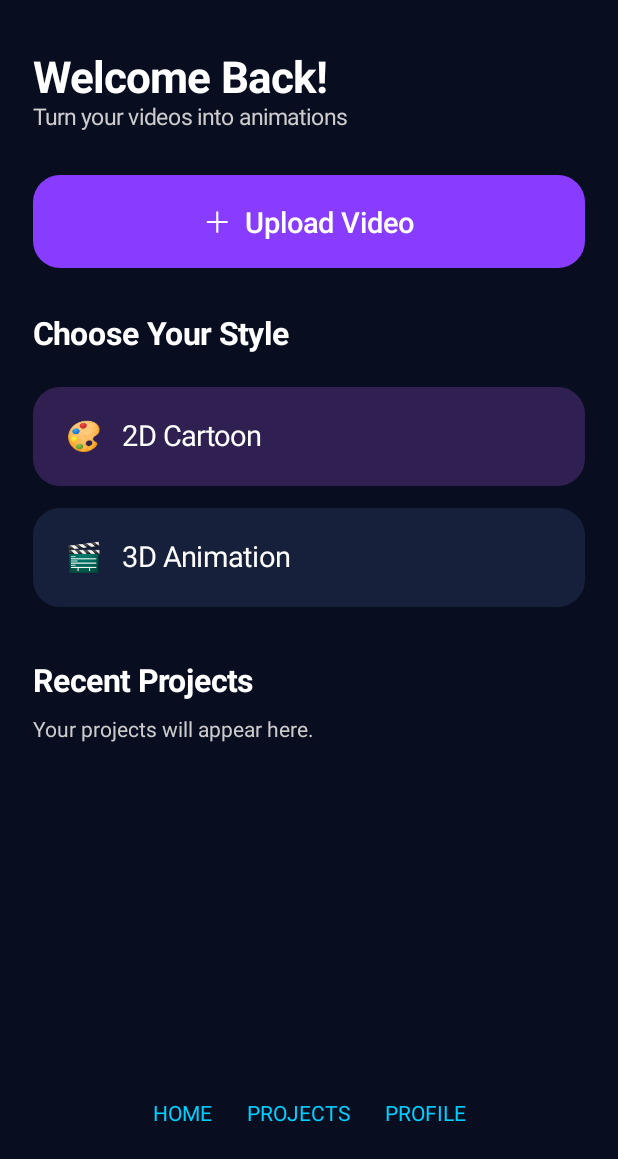
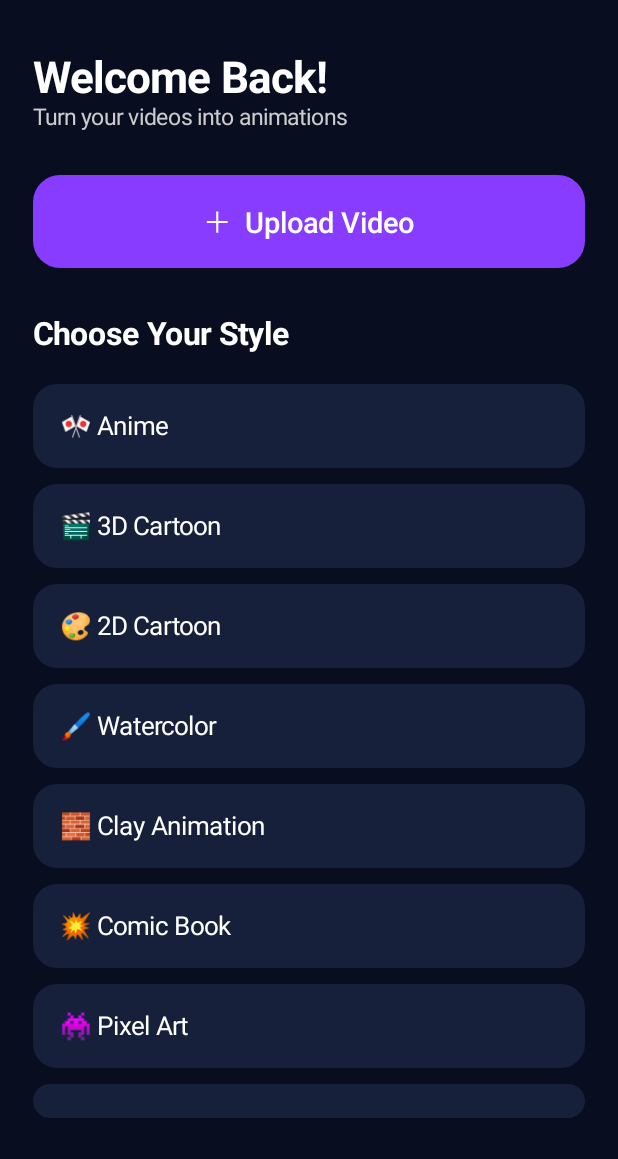
Before and after one commit to rajawatbhanubusiness-sudo/Animora-AI, an Android app built with Jetpack Compose: the screen it shows after launch (MainActivity), on a phone screen of 412 x 824 dp, the part 77-1236 px from its top. Run offline under Robolectric (Android 15) with nearby library versions, the phone set to English and light mode, and no system bars.

Commit message:
Update MainActivity.kt

```diff
--- a/app/src/main/java/com/animora/ai/MainActivity.kt
+++ b/app/src/main/java/com/animora/ai/MainActivity.kt
@@ -115,31 +115,42 @@ if (selectedVideoUri != null) {
         )
 
         Spacer(Modifier.height(15.dp))
+val animationStyles = listOf(
+    "🎌 Anime",
+    "🎬 3D Cartoon",
+    "🎨 2D Cartoon",
+    "🖌️ Watercolor",
+    "🧱 Clay Animation",
+    "💥 Comic Book",
+    "👾 Pixel Art",
+    "🎥 Realistic Animation",
+    "🧙 Fantasy Animation",
+    "📺 Vintage Cartoon",
+    "✂️ Paper Cutout",
+    "🌃 Cyberpunk"
+)
 
-        listOf("2D Cartoon", "3D Animation").forEach {
+animationStyles.forEach { style ->
     Card(
-                onClick = { selectedStyle = it },
+        onClick = { selectedStyle = style },
         modifier = Modifier
             .fillMaxWidth()
-                    .padding(vertical = 7.dp),
+            .padding(vertical = 5.dp),
         colors = CardDefaults.cardColors(
-                    containerColor = if (selectedStyle == it)
+            containerColor = if (selectedStyle == style)
                 Color(0xFF302052)
             else Color(0xFF17203A)
         ),
-                shape = RoundedCornerShape(18.dp)
+        shape = RoundedCornerShape(16.dp)
     ) {
         Text(
-                    text = if (it == "2D Cartoon")
-                        "🎨   2D Cartoon"
-                    else "🎬   3D Animation",
+            text = style,
             color = Color.White,
-                    fontSize = 19.sp,
-                    modifier = Modifier.padding(22.dp)
+            fontSize = 17.sp,
+            modifier = Modifier.padding(18.dp)
         )
     }
 }
-
         Spacer(Modifier.height(30.dp))
 
         Text(
```
Lines whose indentation alone changed are shown as unchanged.
